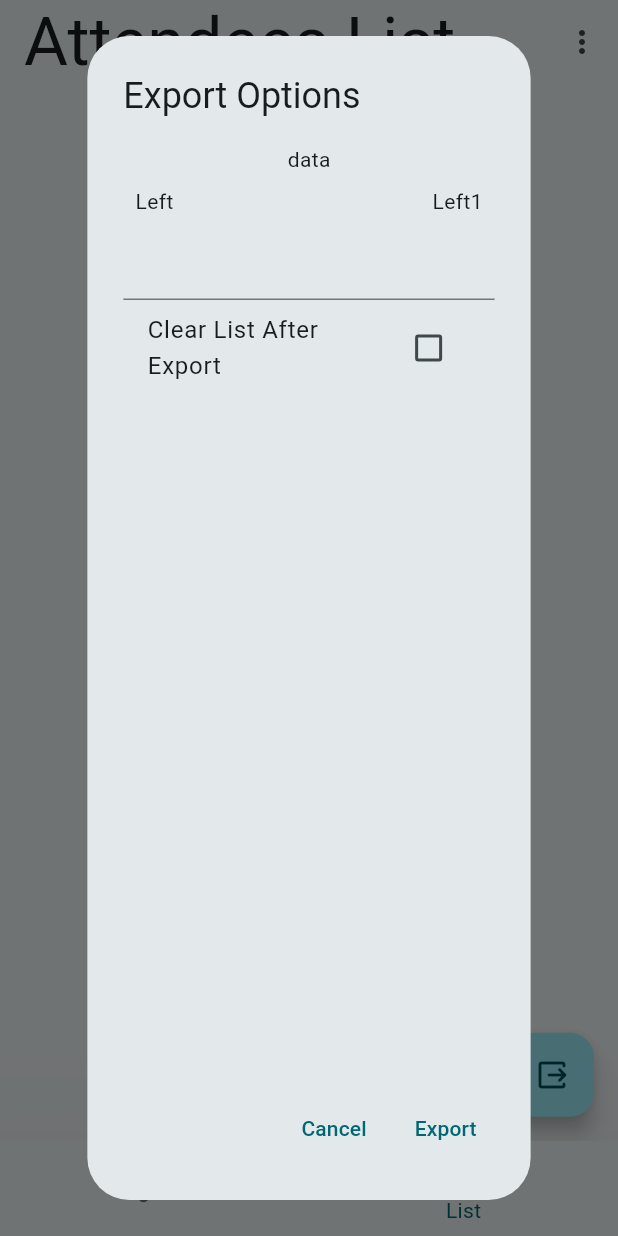
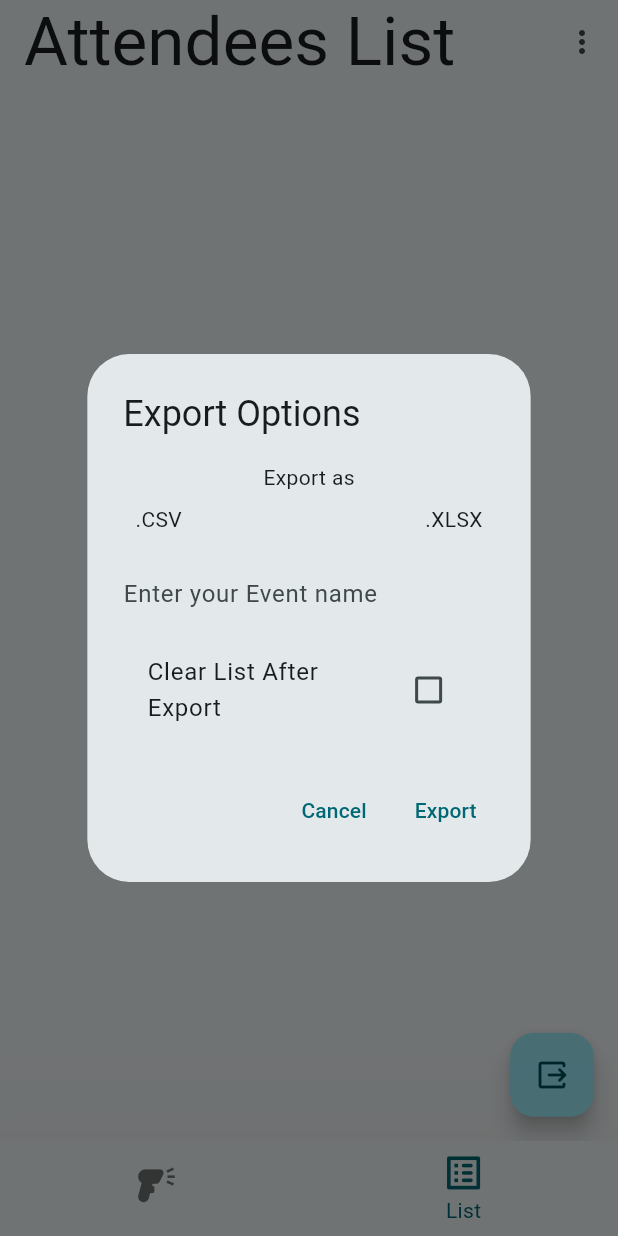
Before and after one commit to TBA5854/flutter-barcode-scanner-for-attendence, a Flutter app: the screen it shows after launch, item 2 of the bottom bar chosen, after a tap on the "output" icon, on a phone screen of 412 x 824 dp. Run offline on Flutter 3.47's test engine with Material 3 defaults, Android fonts, the light colour scheme and no system bars; our stand-ins replace flutter_riverpod, permission_handler, riverpod_annotation; missing offline and left inert: excel, simple_barcode_scanner, slidable_button; generated files the repository leaves out were written again; network calls fail.

Commit message:
Fixed alert dialog size issue

```diff
--- a/lib/pages/list.dart
+++ b/lib/pages/list.dart
@@ -12,6 +12,7 @@ class ListPage extends ConsumerStatefulWidget {
 }
 
 bool clearAfterExport = false;
+String _buttonText = 'Slide me';
 
 class _ListPageState extends ConsumerState<ListPage> {
   @override
@@ -65,34 +66,60 @@ class _ListPageState extends ConsumerState<ListPage> {
             onPressed: () => showDialog(
               context: context,
               builder: (context) {
-                return StatefulBuilder(
-                  builder: (context,setTheState) {
+                return StatefulBuilder(builder: (context, setTheState) {
                   return AlertDialog(
                     title: Text("Export Options"),
                     content: Column(
+                      mainAxisSize: MainAxisSize.min,
                       children: [
-                          Text("data"),
+                        Text("Export as"),
+
                         HorizontalSlidableButton(
                           autoSlide: true,
-                            color: Colors.white,
+                          color: Colors.white24,
                           buttonColor: Colors.grey,
+                          dismissible: false,
+                          label: Center(
+                              child: Text(
+                            _buttonText,
+                          )),
                           initialPosition: SlidableButtonPosition.center,
                           width: MediaQuery.sizeOf(context).width / 3,
                           buttonWidth: 60,
-                            onChanged: (value) {},
-                            label: const Center(child: Text("slide me")),
+                          onChanged: (position) {
+                            setState(
+                              () {
+                                if (position == SlidableButtonPosition.start) {
+                                  _buttonText = '.CSV';
+                                } else if (position ==
+                                    SlidableButtonPosition.end) {
+                                  _buttonText = '.XLSX';
+                                } else {
+                                  _buttonText = 'Slide me';
+                                }
+                              },
+                            );
+                          },
                           child: Padding(
                             padding: const EdgeInsets.all(8.0),
                             child: Row(
                               mainAxisAlignment: MainAxisAlignment.spaceBetween,
                               children: [
-                                  Text("Left"),
-                                  Text("Left1"),
+                                Text(".CSV"),
+                                Text(".XLSX"),
                               ],
                             ),
                           ),
                         ),
-                          TextField(),
+                        SizedBox(
+                          height: 20,
+                        ),
+                        TextField(
+                          decoration: new InputDecoration.collapsed(
+                            hintText: 'Enter your Event name',
+                          ),
+                        ),
+                        SizedBox(height: 20),
                         CheckboxListTile(
                             value: clearAfterExport,
                             onChanged: (value) {
@@ -109,10 +136,8 @@ class _ListPageState extends ConsumerState<ListPage> {
                     ),
                     actions: [
                       TextButton(
-                          onLongPress: (){
-                            setState(() {
-
-                            });
+                          onLongPress: () {
+                            setState(() {});
                           },
                           onPressed: () {
                             Navigator.pop(context);
@@ -126,8 +151,7 @@ class _ListPageState extends ConsumerState<ListPage> {
                           child: Text("Export"))
                     ],
                   );
-                  }
-                );
+                });
               },
             ),
             child: Icon(Icons.output_rounded),
```
Lines whose indentation alone changed are shown as unchanged.
